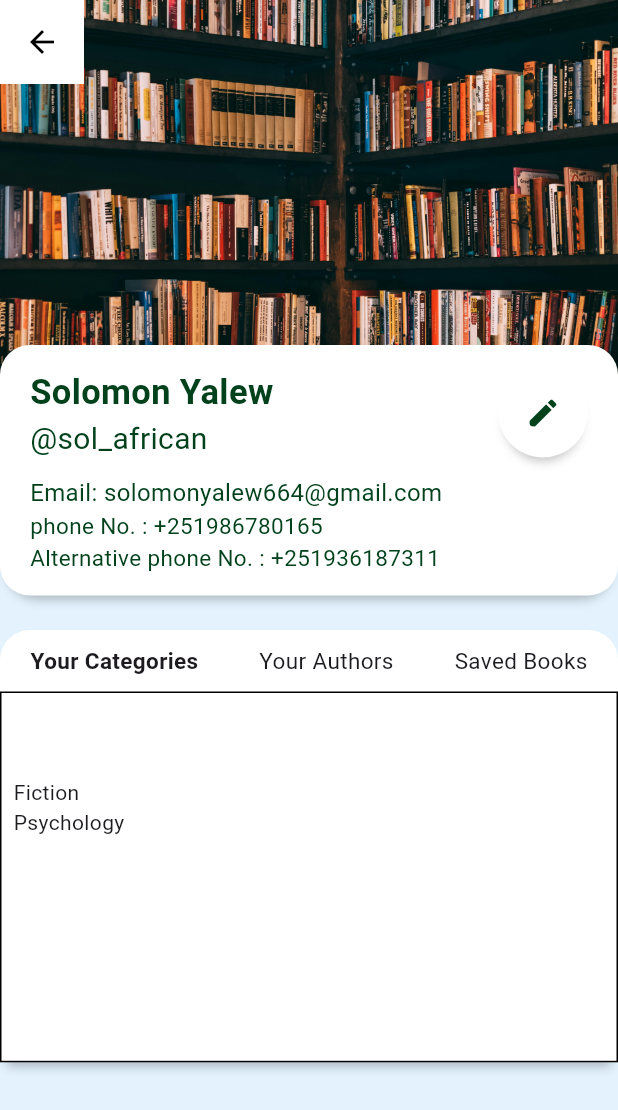
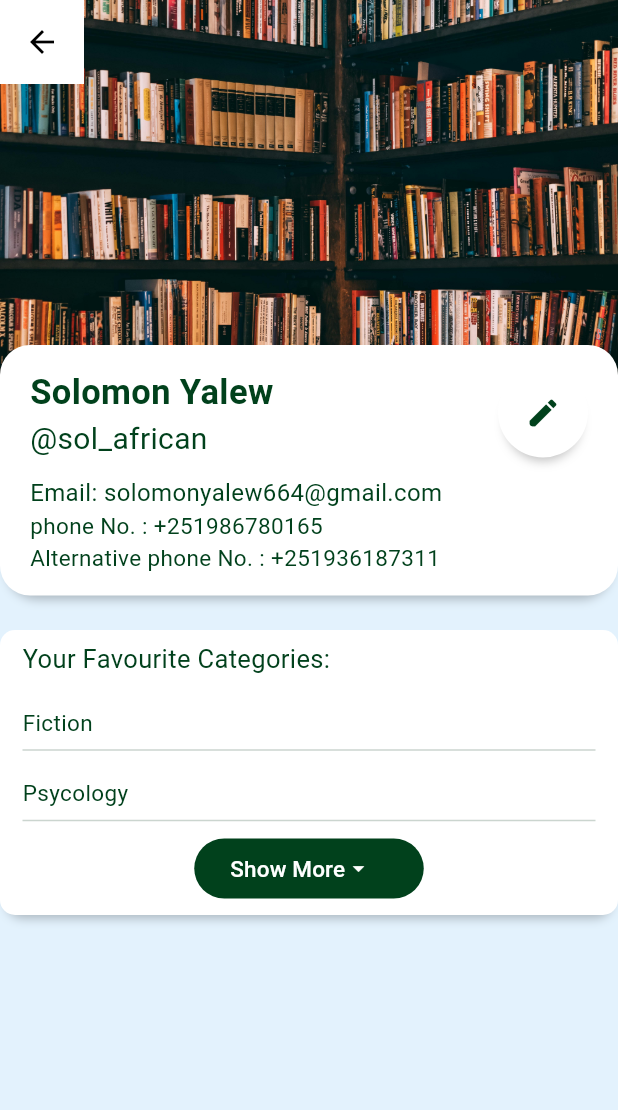
Before and after one commit to solomon-winner/brana, a Flutter app: the screen it shows after launch, in the side drawer, after a tap on "Profile", on a phone screen of 412 x 824 dp. Shown: the top 1110 px of the screen. Run offline on Flutter 3.47's test engine with Material 3 defaults, Android fonts, the phone set to English and light mode, and no system bars; our stand-ins replace curved_navigation_bar; missing offline and left inert: dart:ffi; Roboto replaces fonts that are missing (Verdana).

Commit message:
Component Loader displayed column

```diff
--- a/lib/pages/profile_page.dart
+++ b/lib/pages/profile_page.dart
@@ -8,6 +8,7 @@ import 'package:brana/components/profile/profileDetail.dart';
 import 'package:brana/components/profile/profileImage.dart';
 import 'package:brana/models/books.dart';
 import 'package:brana/utils/colors.dart';
+import 'package:brana/utils/componentLoader.dart';
 import 'package:flutter/material.dart';
 
 class Profile extends StatelessWidget {
@@ -50,11 +51,39 @@ class Profile extends StatelessWidget {
         SizedBox(
           height: 10,
         ),
-        Aboutyou(
-          categories: ["Fiction", "Psychology"],
-          authors: [],
-          saving: [],
-        ),
+          Container(
+      width: MediaQuery.sizeOf(context).width,
+      padding: const EdgeInsets.symmetric(
+        vertical: 7.0,
+        horizontal: 15.0,
+      ),
+      decoration: BoxDecoration(
+          color: BranaColor.WhiteColor,
+          boxShadow: [
+            BoxShadow(
+                color: BranaColor.ShadowColor,
+                spreadRadius: -5.0,
+                blurRadius: 5.0,
+                offset: Offset(0.0, 7.0))
+          ],
+          borderRadius: BorderRadius.circular(10.0)),
+      child: Column(
+        mainAxisSize: MainAxisSize.max,
+        mainAxisAlignment: MainAxisAlignment.start,
+        crossAxisAlignment: CrossAxisAlignment.start,
+        children: [
+          Text(
+            "Your Favourite Categories: ",
+            style: TextStyle(fontSize: 17, color: BranaColor.BookTitleColor),
+          ),
+          SizedBox(
+            height: 10,
+          ),
+          Componentloader(list: ["Fiction", "Psycology", "Politics"],),
+
+        ],
+      ),
+    ),
       ])),
     );
   }
--- a/lib/utils/componentLoader.dart
+++ b/lib/utils/componentLoader.dart
@@ -4,7 +4,9 @@ import 'package:flutter/material.dart';
 
 class Componentloader extends StatefulWidget {
   final List<String> list;
-   Componentloader({required this.list});
+    final String testimonier;
+
+   Componentloader({required this.list, this.testimonier = ''});
 
   @override
   State<Componentloader> createState() => _ComponentloaderState();
@@ -36,9 +38,12 @@ class _ComponentloaderState extends State<Componentloader> {
         children: [
 
           ...displayedComponent.map((component) => Column(
+         mainAxisSize: MainAxisSize.max,
+        mainAxisAlignment: MainAxisAlignment.start,
+        crossAxisAlignment: CrossAxisAlignment.start,
             children: [
               SeeMore(text: component,
-              testimonier: 'Solomon Yalew: ',),
+              testimonier: widget.testimonier == '' ?'':'Solomon Yalew: ',),
           Divider(
             color: BranaColor.DividerColor,
             thickness: 1,
```
